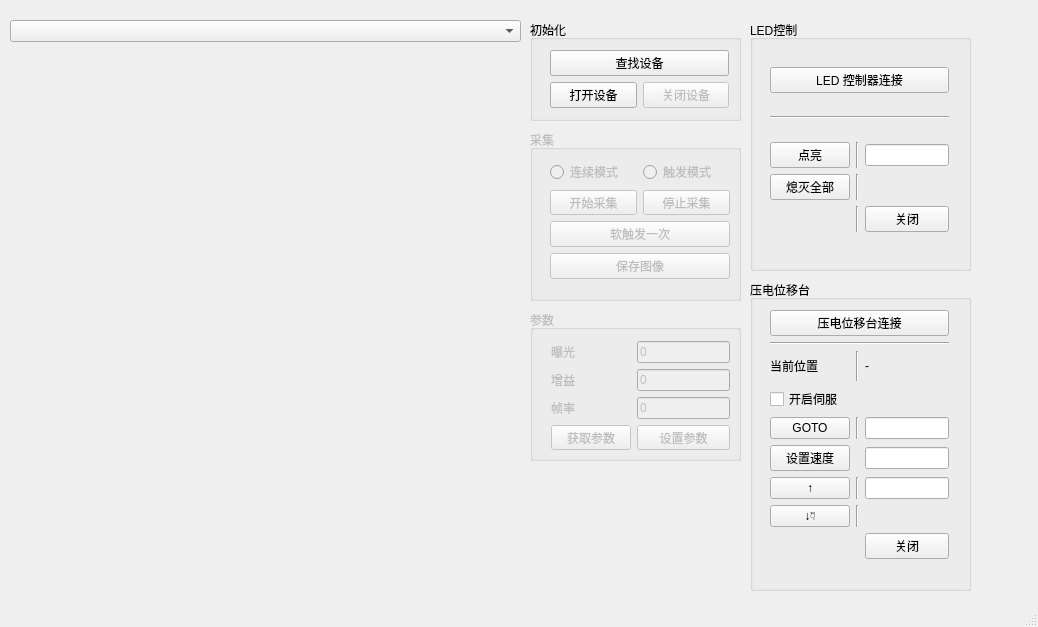
This is PyUICBasicDemo.ui in thomashua0428/JJDT as Qt 5 draws it before an edit. The edited form follows.
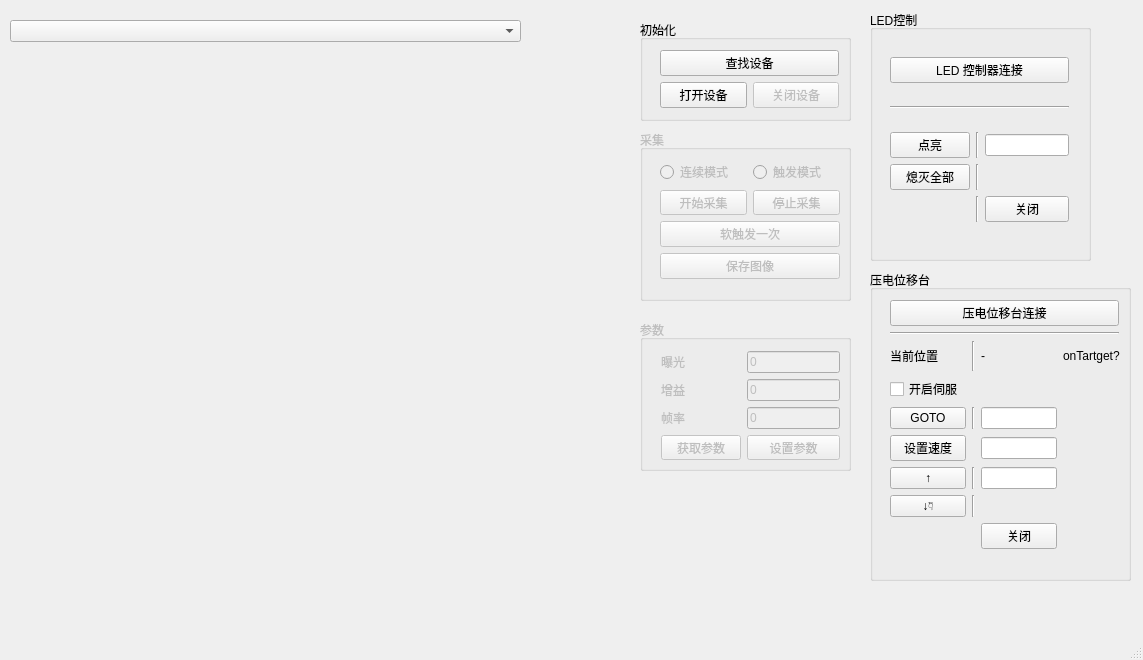
This is the edited form.

Diff of the .ui file:
```diff
--- a/PyUICBasicDemo.ui
+++ b/PyUICBasicDemo.ui
@@ -6,8 +6,8 @@
    <rect>
     <x>0</x>
     <y>0</y>
-    <width>1038</width>
-    <height>627</height>
+    <width>1143</width>
+    <height>660</height>
    </rect>
   </property>
   <property name="windowTitle">
@@ -29,15 +29,15 @@
      <rect>
       <x>10</x>
       <y>60</y>
-      <width>511</width>
-      <height>401</height>
+      <width>621</width>
+      <height>471</height>
      </rect>
     </property>
    </widget>
    <widget class="QGroupBox" name="groupInit">
     <property name="geometry">
      <rect>
-      <x>530</x>
+      <x>640</x>
       <y>20</y>
       <width>211</width>
       <height>101</height>
@@ -89,7 +89,7 @@
     </property>
     <property name="geometry">
      <rect>
-      <x>530</x>
+      <x>640</x>
       <y>130</y>
       <width>211</width>
       <height>171</height>
@@ -171,8 +171,8 @@
     </property>
     <property name="geometry">
      <rect>
-      <x>530</x>
-      <y>310</y>
+      <x>640</x>
+      <y>320</y>
       <width>211</width>
       <height>151</height>
      </rect>
@@ -252,8 +252,8 @@
    <widget class="QGroupBox" name="groupLED">
     <property name="geometry">
      <rect>
-      <x>750</x>
-      <y>20</y>
+      <x>870</x>
+      <y>10</y>
       <width>221</width>
       <height>251</height>
      </rect>
@@ -340,9 +340,9 @@
    <widget class="QGroupBox" name="groupPiezo">
     <property name="geometry">
      <rect>
-      <x>750</x>
-      <y>280</y>
-      <width>221</width>
+      <x>870</x>
+      <y>270</y>
+      <width>261</width>
       <height>311</height>
      </rect>
     </property>
@@ -354,7 +354,7 @@
       <rect>
        <x>9</x>
        <y>19</y>
-       <width>201</width>
+       <width>251</width>
        <height>271</height>
       </rect>
      </property>
@@ -389,6 +389,13 @@
           </property>
          </widget>
         </item>
+        <item row="3" column="0">
+         <widget class="QPushButton" name="bnPiezoSetVel">
+          <property name="text">
+           <string>设置速度</string>
+          </property>
+         </widget>
+        </item>
         <item row="4" column="0">
          <widget class="QPushButton" name="bnPiezoUp">
           <property name="text">
@@ -434,6 +441,9 @@
           </property>
          </widget>
         </item>
+        <item row="3" column="2">
+         <widget class="QLineEdit" name="editPiezoVelVal"/>
+        </item>
         <item row="2" column="2">
          <widget class="QLineEdit" name="editTartgetVal"/>
         </item>
@@ -458,16 +468,13 @@
           </property>
          </widget>
         </item>
-        <item row="3" column="0">
-         <widget class="QPushButton" name="bnPiezoSetVel">
+        <item row="0" column="3">
+         <widget class="QLabel" name="labelPiezoOnTartget">
           <property name="text">
-           <string>设置速度</string>
+           <string>onTartget?</string>
           </property>
          </widget>
         </item>
-        <item row="3" column="2">
-         <widget class="QLineEdit" name="editPiezoVelVal"/>
-        </item>
        </layout>
       </item>
      </layout>
```
